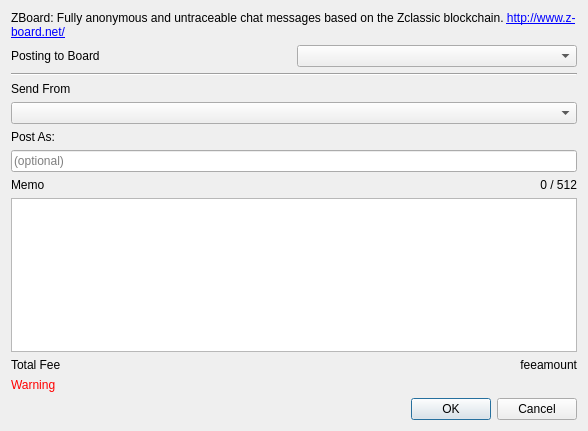
Above: src/zboard.ui from zkcoreorg/zcl-qt-wallet before the change. Below: the same form after it.
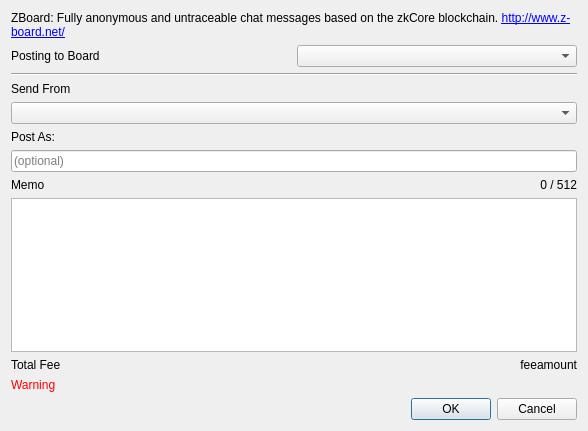
That is the form after the change.

Diff of the .ui file:
```diff
--- a/src/zboard.ui
+++ b/src/zboard.ui
@@ -82,7 +82,7 @@
    <item row="0" column="0" colspan="2">
     <widget class="QLabel" name="label_2">
      <property name="text">
-      <string>&lt;html&gt;&lt;head/&gt;&lt;body&gt;&lt;p&gt;ZBoard: Fully anonymous and untraceable chat messages based on the Zclassic blockchain. &lt;a href=&quot;http://www.z-board.net/&quot;&gt;&lt;span style=&quot; text-decoration: underline; color:#0000ff;&quot;&gt;http://www.z-board.net/&lt;/span&gt;&lt;/a&gt;&lt;/p&gt;&lt;/body&gt;&lt;/html&gt;</string>
+      <string>&lt;html&gt;&lt;head/&gt;&lt;body&gt;&lt;p&gt;ZBoard: Fully anonymous and untraceable chat messages based on the zkCore blockchain. &lt;a href=&quot;http://www.z-board.net/&quot;&gt;&lt;span style=&quot; text-decoration: underline; color:#0000ff;&quot;&gt;http://www.z-board.net/&lt;/span&gt;&lt;/a&gt;&lt;/p&gt;&lt;/body&gt;&lt;/html&gt;</string>
      </property>
      <property name="wordWrap">
       <bool>true</bool>
```
